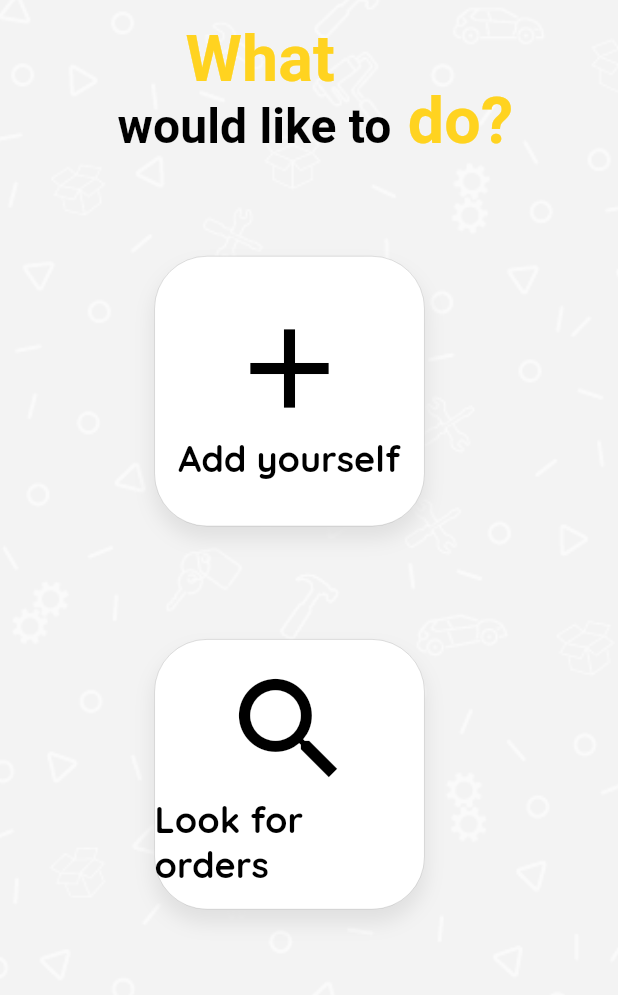
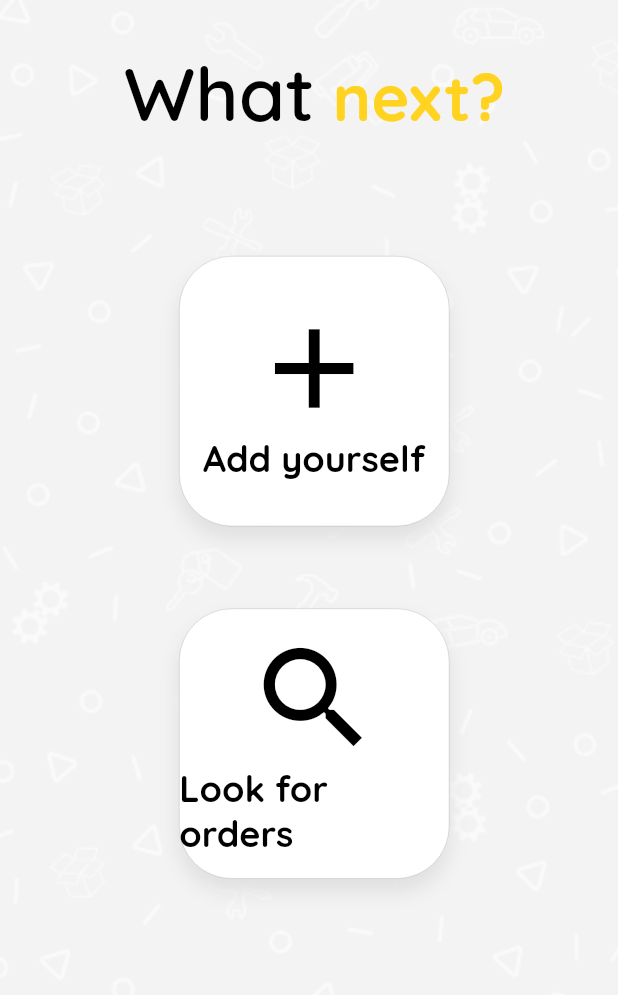
Before and after one commit to Viserion-stack/advMe, a Flutter app: the screen it shows once a user with an empty profile is signed in, on a phone screen of 412 x 824 dp, the part 127-1122 px from its top. Run offline on Flutter 3.47's test engine with Material 2 defaults, Android fonts, the phone set to English and light mode, and no system bars; our stand-ins replace cloud_firestore, firebase_auth, firebase_core, firebase_storage, flutter_rating_bar, flutter_spinkit and 9 more; accounts and stored records are empty; Roboto replaces fonts that are missing (Ubuntu).

Commit message:
Improvement of Drawer & yourAds Screen & some buttons layout

```diff
--- a/lib/screens/ads_screen.dart
+++ b/lib/screens/ads_screen.dart
@@ -719,7 +719,7 @@ class _AdsScreenState extends State<AdsScreen> {
                   borderRadius: BorderRadius.circular(15),
                   color: settings.isDark ? Color(0xFF565656) : Colors.white,
                 ),
-                child: Center(
+                //child: Center(
                   child: Padding(
                     padding: EdgeInsets.only(left: 10.0),
                     child: TextFormField(
@@ -750,7 +750,7 @@ class _AdsScreenState extends State<AdsScreen> {
                     ),
                   ),
                 ),
-              ),
+             // ),
             ),
             Padding(
                 padding: EdgeInsets.only(top: 15),
@@ -880,7 +880,7 @@ class _AdsScreenState extends State<AdsScreen> {
                             ? Color(0xFF00D1CD)
                             : Color(0xFFFFD320)),
                     shape: RoundedRectangleBorder(
-                      borderRadius: BorderRadius.all(Radius.circular(10)),
+                      borderRadius: BorderRadius.all(Radius.circular(22)),
                     ),
                   ),
                   onPressed: ((_pickedImage == null) ||
--- a/lib/screens/home_screen.dart
+++ b/lib/screens/home_screen.dart
@@ -102,31 +102,30 @@ class _HomeScreenState extends State<HomeScreen> {
                   ),
                   Positioned(
                       top: MediaQuery.of(context).size.height * 0.12,
-                      left: MediaQuery.of(context).size.width * 0.3,
-                      child: Text('What',
-                          style: GoogleFonts.ubuntu(
-                            color:
-                                isDark ? Color(0xFF00D1CD) : Color(0xFFFFD320),
+                      left: MediaQuery.of(context).size.width * 0.25,
+                      child: Text('',
+                          style: GoogleFonts.quicksand(
+                            color: isDark ? Colors.white : Colors.black,
                             fontSize: 43,
                             letterSpacing: 0.1,
                             fontWeight: FontWeight.w600,
                           ))),
                   Positioned(
-                    top: MediaQuery.of(context).size.height * 0.17,
-                    left: MediaQuery.of(context).size.width * 0.19,
+                    top: MediaQuery.of(context).size.height * 0.14,
+                    left: MediaQuery.of(context).size.width * 0.2,
                     child: RichText(
                       text: TextSpan(
-                          text: 'would like to',
-                          style: GoogleFonts.ubuntu(
+                          text: 'What',
+                          style: GoogleFonts.quicksand(
                             color: isDark ? Colors.white : Colors.black,
-                            fontSize: 32,
+                            fontSize: 50,
                             letterSpacing: 0.1,
                             fontWeight: FontWeight.w600,
                           ),
                           children: <TextSpan>[
                             TextSpan(
-                              text: ' do?',
-                              style: GoogleFonts.ubuntu(
+                              text: ' next?',
+                              style: GoogleFonts.quicksand(
                                 color: isDark
                                     ? Color(0xFF00D1CD)
                                     : Color(0xFFFFD320),
@@ -140,8 +139,9 @@ class _HomeScreenState extends State<HomeScreen> {
                   ),
                   Positioned(
                     top: MediaQuery.of(context).size.height * 0.31,
-                    left: MediaQuery.of(context).size.width * 0.25,
-                    child: GestureDetector(
+                    left: MediaQuery.of(context).size.width * 0.29,
+                    child: Column(children: [
+                      GestureDetector(
                         onTap: () {
                           Navigator.push(
                               context,
@@ -149,8 +149,10 @@ class _HomeScreenState extends State<HomeScreen> {
                                   builder: (context) => AdsScreen()));
                         },
                         child: Container(
-                        height: 180, //MediaQuery.of(context).size.height * 0.3,
-                        width: 180, //MediaQuery.of(context).size.width * 0.51,
+                          height:
+                              180, //MediaQuery.of(context).size.height * 0.3,
+                          width:
+                              180, //MediaQuery.of(context).size.width * 0.51,
                           decoration: BoxDecoration(
                             boxShadow: [
                               if (isDark == false)
@@ -173,13 +175,15 @@ class _HomeScreenState extends State<HomeScreen> {
                             children: [
                               Icon(
                                 Icons.add,
-                              color: isDark ? Color(0xFF15D4D0) : Colors.black,
+                                color:
+                                    isDark ? Color(0xFF15D4D0) : Colors.black,
                                 size: 90,
                               ),
                               Text('Add yourself',
                                   style: TextStyle(
-                                  color:
-                                      isDark ? Color(0xFF15D4D0) : Colors.black,
+                                    color: isDark
+                                        ? Color(0xFF15D4D0)
+                                        : Colors.black,
                                     fontSize: 24,
                                     fontWeight: FontWeight.bold,
                                   )),
@@ -187,11 +191,8 @@ class _HomeScreenState extends State<HomeScreen> {
                           ),
                         ),
                       ),
-                  ),
-                  Positioned(
-                    top: MediaQuery.of(context).size.height * 0.62,
-                    left: MediaQuery.of(context).size.width * 0.25,
-                    child: GestureDetector(
+                      SizedBox(height: 55,),
+                      GestureDetector(
                       onTap: () {
                         //userData.setScreenIndex(1);
                         Navigator.push(
@@ -240,7 +241,9 @@ class _HomeScreenState extends State<HomeScreen> {
                         ),
                       ),
                     ),
+                    ]),
                   ),
+
                 ],
               ),
             ),
--- a/lib/screens/order_detail_screen.dart
+++ b/lib/screens/order_detail_screen.dart
@@ -759,7 +759,7 @@ class _OrderDetailScreenState extends State<OrderDetailScreen> {
                               ? Color(0xFF707070)
                               : Colors.grey[350],
                         ),
-                        SizedBox(height: 25),
+                        SizedBox(height: 10),
                         Center(
                             child: Text('advMe! 2021',
                                 style: TextStyle(
@@ -767,7 +767,7 @@ class _OrderDetailScreenState extends State<OrderDetailScreen> {
                                       ? Color(0xFF707070)
                                       : Colors.grey[350],
                                 ))),
-                        SizedBox(height: 25),
+                        SizedBox(height: 10),
                       ],
                     ),
                   ),
--- a/lib/widgets/location_input.dart
+++ b/lib/widgets/location_input.dart
@@ -80,7 +80,7 @@ class _LocationInputState extends State<LocationInput> {
           ),
           child: _previewImageUrl == null
               ? Text(
-                  'No Location Chosen',
+                  'No location chosen',
                   textAlign: TextAlign.center,
                   style: TextStyle(
                     color: Color(0xFFCECECE),
```
Also changed, not shown: lib/screens/ads_editing_screen.dart (+153 -40 lines), lib/screens/edit_profile.dart (+2 -25 lines), lib/widgets/app_drawer.dart (+9 -8 lines), lib/widgets/your_ads.dart (+8 -8 lines). Lines whose indentation alone changed are shown as unchanged.
